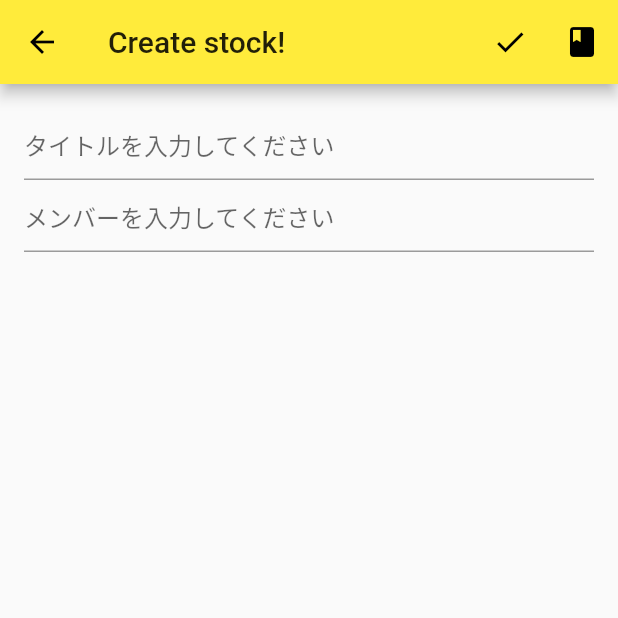
After one commit to ymdarake/genba-reporter, a Flutter app: the StockForm screen opened directly, after a tap on the "check" icon, on a phone screen of 412 x 824 dp, the top half of it. The commit adds this screen. Run offline on Flutter 3.47's test engine with Material 2 defaults, Android fonts, the phone set to English and light mode, and no system bars.

Commit message:
[refactor]separate data accessing methods and form and others.

```diff
--- /dev/null
+++ b/lib/component/stock_form.dart
@@ -0,0 +1,95 @@
+import 'package:flutter/material.dart';
+import 'dart:async';
+import 'dart:io';
+import 'dart:convert';
+import '../model/stock.dart';
+import '../io/files.dart';
+
+class StockForm extends StatefulWidget {
+  @override
+  StockFormState createState() => new StockFormState();
+}
+
+class StockFormState extends State<StockForm> {
+  final titleController = TextEditingController();
+  final memberController = TextEditingController(); //TODO: objectにする
+
+//  @override
+//  void initState() {
+//    myController.addListenerするならここ
+//    super.initState();
+//  }
+
+  @override
+  void dispose() {
+    titleController.dispose();
+    memberController.dispose();
+    super.dispose();
+  }
+
+  _save() {
+    write();
+  }
+
+  @override
+  Widget build(BuildContext context) {
+    return new Scaffold(
+      appBar: new AppBar(
+        title: new Text('Create stock!'),
+        actions: <Widget>[
+          new IconButton(
+              icon: new Icon(
+                Icons.check,
+                color: Colors.black,
+              ),
+              onPressed: () {
+                _save();
+              }),
+          new IconButton(
+              icon: new Icon(
+                Icons.book,
+                color: Colors.black,
+              ),
+              onPressed: () {
+                Files().read('8rocket.json').then((t){print(t);});
+              })
+        ],
+      ),
+      body: new Padding(
+        padding: const EdgeInsets.all(16.0),
+        child: Column(
+          children: <Widget>[
+            new TextField(
+              controller: titleController,
+              decoration: InputDecoration(hintText: 'タイトルを入力してください'),
+            ),
+            new TextField(
+              controller: memberController,
+              decoration: InputDecoration(hintText: 'メンバーを入力してください'),
+            ),
+          ],
+          //TODO: other fields
+        ),
+      ),
+    );
+  }
+
+  Future<File> write() async {
+    var files = Files();
+    return files.createIfNot('8rocket.json').then((_) {
+      return files.read('8rocket.json');
+    }).then((text) {
+      if (text == "") {
+        text = "[]";
+      }
+      var decoded = json.decode(text);
+      return (decoded as List).map((e) {
+        return Stock.fromJson(e);
+      }).toList();
+    }).then((saved) {
+      saved.add(new Stock(titleController.text, memberController.text));
+      files.write('8rocket.json', json.encode(saved));
+    });
+  }
+
+}
--- /dev/null
+++ b/lib/io/files.dart
@@ -0,0 +1,40 @@
+import 'dart:async';
+import 'dart:io';
+import 'package:path_provider/path_provider.dart';
+
+class Files {
+
+  Future<String> getLocalPath() async {
+    final directory = await getApplicationDocumentsDirectory();
+    return directory.path;
+  }
+
+  Future<File> getLocalFile(filename) async {
+    final path = await getLocalPath();
+    return new File('$path/$filename');
+  }
+
+  Future<File> createIfNot(filename) async {
+    File file = await getLocalFile(filename);
+    return file.exists().then((exists) {
+      if (!exists) {
+        return file.create();
+      }
+    });
+  }
+
+  Future<String> read(filename) async {
+    try {
+      File file = await getLocalFile(filename);
+      var contents = await file.readAsString();
+      return contents;
+    } catch (e) {
+      return null;
+    }
+  }
+
+  Future<File> write(filename, content) async {
+    File file = await getLocalFile(filename);
+    return file.writeAsString(content, mode: FileMode.write);
+  }
+}
--- /dev/null
+++ b/lib/model/stock.dart
@@ -0,0 +1,15 @@
+class Stock {
+  String title;
+  String member;
+
+  Stock(this.title, this.member);
+
+  Map<String, dynamic> toJson() => {
+        'title': title,
+        'member': member,
+      };
+
+  Stock.fromJson(Map<String, dynamic> json)
+      : title = json['title'],
+        member = json['member'];
+}
```
Also changed, not shown: lib/stock_create_screen.dart (+2 -138 lines), pubspec.lock.
